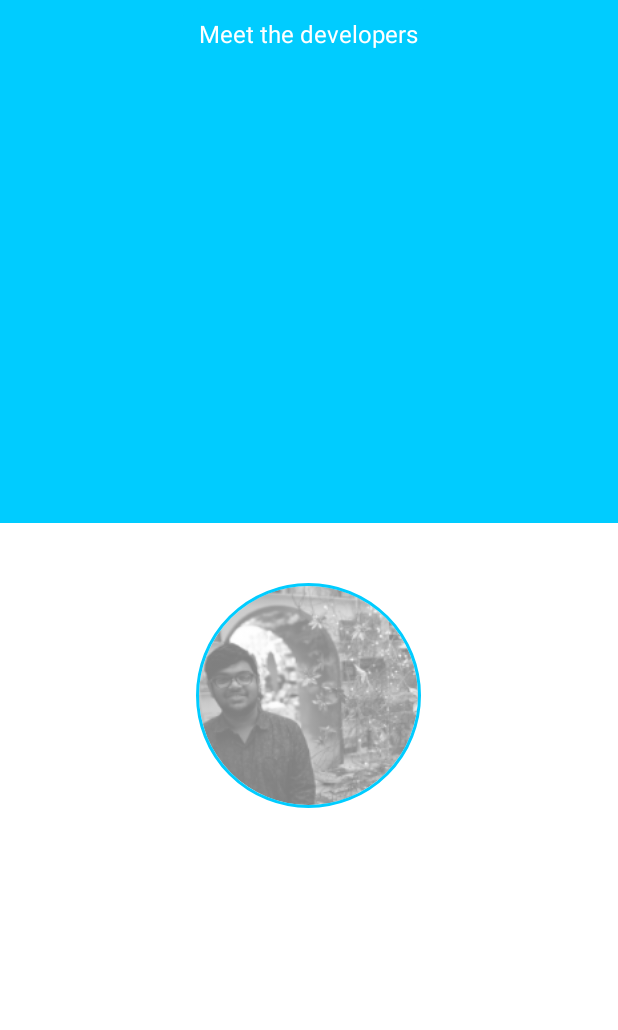
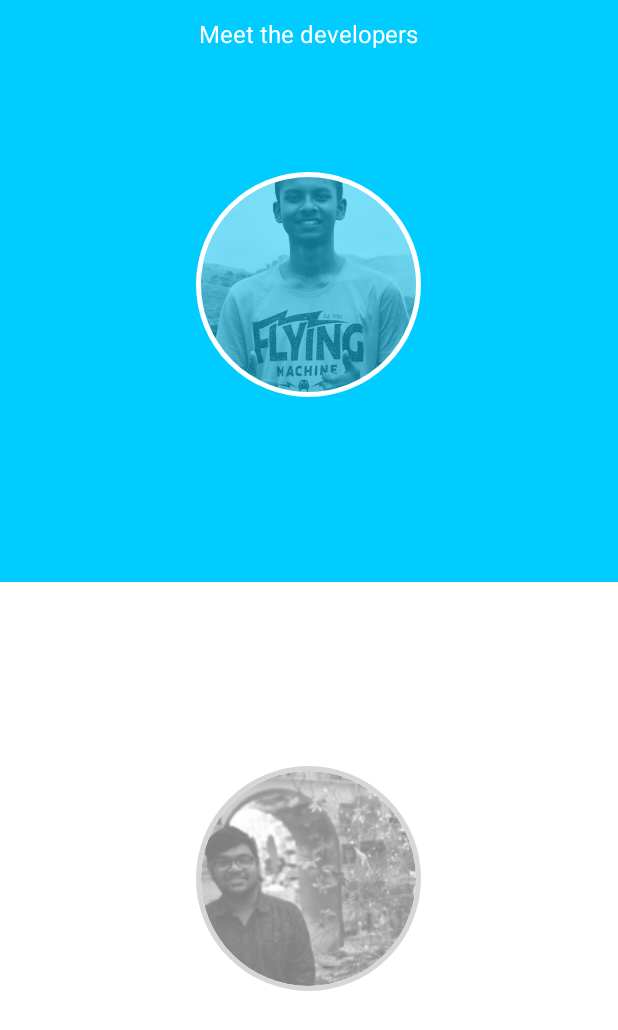
Before and after one commit to aesher9o1/infoMUJ, an Android app: the Developers screen opened directly, with no data from a screen before it, on a phone screen of 412 x 824 dp. Shown: the top 1030 px of the screen. Run offline under Robolectric (Android 15) with nearby library versions, the phone set to English and light mode, and no system bars; our stand-ins replace ButterKnife, CircleImageView; libraries missing offline, so code that uses them is left out: com.sothree.slidinguppanel, com.transitionseverywhere; 3 statements that could not run were skipped.

Commit message:
Developer done

```diff
--- a/app/src/main/res/layout/activity_developers.xml
+++ b/app/src/main/res/layout/activity_developers.xml
@@ -29,30 +29,176 @@
         android:text="Meet the developers"/>
 
     <LinearLayout
+        android:orientation="vertical"
+        android:id="@+id/ashContainer"
         android:gravity="center_horizontal|center_vertical"
-    android:layout_weight="0.8"
+    android:layout_weight="0.9"
     android:background="@color/materialBlue"
     android:layout_width="match_parent"
     android:layout_height="0dip">
+
+        <de.hdodenhof.circleimageview.CircleImageView
+            android:layout_width="150dip"
+            android:layout_marginTop="-40dip"
+            android:id="@+id/aashiskumar"
+            android:layout_height="150dip"
+            android:src="@drawable/me_me"
+            app:civ_border_width="3dip"
+            app:civ_border_color="@color/white"/>
+        <LinearLayout
+            android:visibility="gone"
+            android:id="@+id/aashisInfo"
+            android:orientation="vertical"
+            android:layout_marginTop="11dp"
+            android:layout_width="match_parent"
+            android:layout_height="wrap_content">
+            <TextView
+                android:layout_gravity="center_horizontal"
+                android:layout_width="wrap_content"
+                android:layout_height="wrap_content"
+                android:textSize="19sp"
+                android:textStyle="bold"
+                android:text="Aashis Kumar"
+                android:textColor="@color/white"
+                />
+
+            <LinearLayout
+                android:alpha="0.8"
+                android:layout_marginTop="20dip"
+                android:layout_marginStart="50dip"
+                android:layout_marginEnd="50dip"
+                android:weightSum="3"
+                android:layout_width="match_parent"
+                android:layout_height="wrap_content">
+                <LinearLayout
+                    android:id="@+id/ashGit"
+                    android:gravity="center"
+                    android:layout_weight="1"
+                    android:layout_width="0dp"
+                    android:layout_height="wrap_content">
+                    <ImageView
+
+                        android:tint="@color/white"
+                        android:src="@drawable/github"
+                        android:layout_width="40dip"
+                        android:layout_height="40dip" />
+                </LinearLayout>
+                <LinearLayout
+                    android:id="@+id/ashLink"
+                    android:gravity="center"
+                    android:layout_weight="1"
+                    android:layout_width="0dp"
+                    android:layout_height="wrap_content">
+                    <ImageView
+
+                        android:tint="@color/white"
+                        android:src="@drawable/linkdin"
+                        android:layout_width="40dip"
+                        android:layout_height="40dip" />
+                </LinearLayout>
+                <LinearLayout
+                    android:id="@+id/ashEmail"
+                    android:gravity="center"
+                    android:layout_weight="1"
+                    android:layout_width="0dp"
+                    android:layout_height="wrap_content">
+                    <ImageView
+                        android:tint="@color/white"
+                        android:src="@drawable/google"
+                        android:layout_width="40dip"
+                        android:layout_height="40dip" />
+                </LinearLayout>
+            </LinearLayout>
+        </LinearLayout>
 
 
 </LinearLayout>
 
     <LinearLayout
-        android:gravity="center_horizontal"
+        android:orientation="vertical"
+        android:id="@+id/viduContainer"
+        android:gravity="center"
         android:background="@color/white"
-        android:layout_weight="1.2"
+        android:layout_weight="1.1"
         android:layout_width="match_parent"
         android:layout_height="0dip">
 
         <de.hdodenhof.circleimageview.CircleImageView
-            android:layout_marginTop="40dip"
             android:layout_width="150dip"
+            android:layout_marginTop="-40dip"
             android:id="@+id/viduujain"
             android:layout_height="150dip"
             android:src="@drawable/viduujain"
-            app:civ_border_width="2dp"
-            app:civ_border_color="@color/materialBlue"/>
+            app:civ_border_width="3dip"
+            app:civ_border_color="@color/gray"/>
+        <LinearLayout
+            android:visibility="gone"
+            android:id="@+id/vidhyanshu"
+            android:orientation="vertical"
+            android:layout_marginTop="11dp"
+            android:layout_width="match_parent"
+            android:layout_height="wrap_content">
+            <TextView
+                android:layout_gravity="center_horizontal"
+                android:layout_width="wrap_content"
+                android:layout_height="wrap_content"
+                android:textSize="19sp"
+                android:textStyle="bold"
+                android:text="Vidhyanshu Jain"
+                android:textColor="@color/lightGrey"
+               />
+
+            <LinearLayout
+                android:alpha="0.8"
+                android:layout_marginTop="20dip"
+                android:layout_marginStart="50dip"
+                android:layout_marginEnd="50dip"
+                android:weightSum="3"
+                android:layout_width="match_parent"
+                android:layout_height="wrap_content">
+                <LinearLayout
+                    android:id="@+id/viduGit"
+                    android:gravity="center"
+                    android:layout_weight="1"
+                    android:layout_width="0dp"
+                    android:layout_height="wrap_content">
+                    <ImageView
+
+                        android:tint="@color/gray"
+                        android:src="@drawable/github"
+                        android:layout_width="40dip"
+                        android:layout_height="40dip" />
+                </LinearLayout>
+                <LinearLayout
+                    android:id="@+id/viduLink"
+                    android:gravity="center"
+                    android:layout_weight="1"
+                    android:layout_width="0dp"
+                    android:layout_height="wrap_content">
+                    <ImageView
+
+                        android:tint="@color/gray"
+                        android:src="@drawable/linkdin"
+                        android:layout_width="40dip"
+                        android:layout_height="40dip" />
+                </LinearLayout>
+                <LinearLayout
+                    android:id="@+id/viduEmail"
+                    android:gravity="center"
+                    android:layout_weight="1"
+                    android:layout_width="0dp"
+                    android:layout_height="wrap_content">
+                    <ImageView
+
+                        android:tint="@color/gray"
+                        android:src="@drawable/google"
+                        android:layout_width="40dip"
+                        android:layout_height="40dip" />
+                </LinearLayout>
+            </LinearLayout>
+        </LinearLayout>
+
+
 
     </LinearLayout>
 </LinearLayout>
```
Also changed, not shown: app/src/main/java/info/manipal/aesher/infomuj/Developers.java (+143 -3 lines), app/src/main/res/drawable/github.png (added), app/src/main/res/drawable/google.png (added), app/src/main/res/drawable/linkdin.png (added), app/src/main/res/drawable/me_me.jpg (added).
